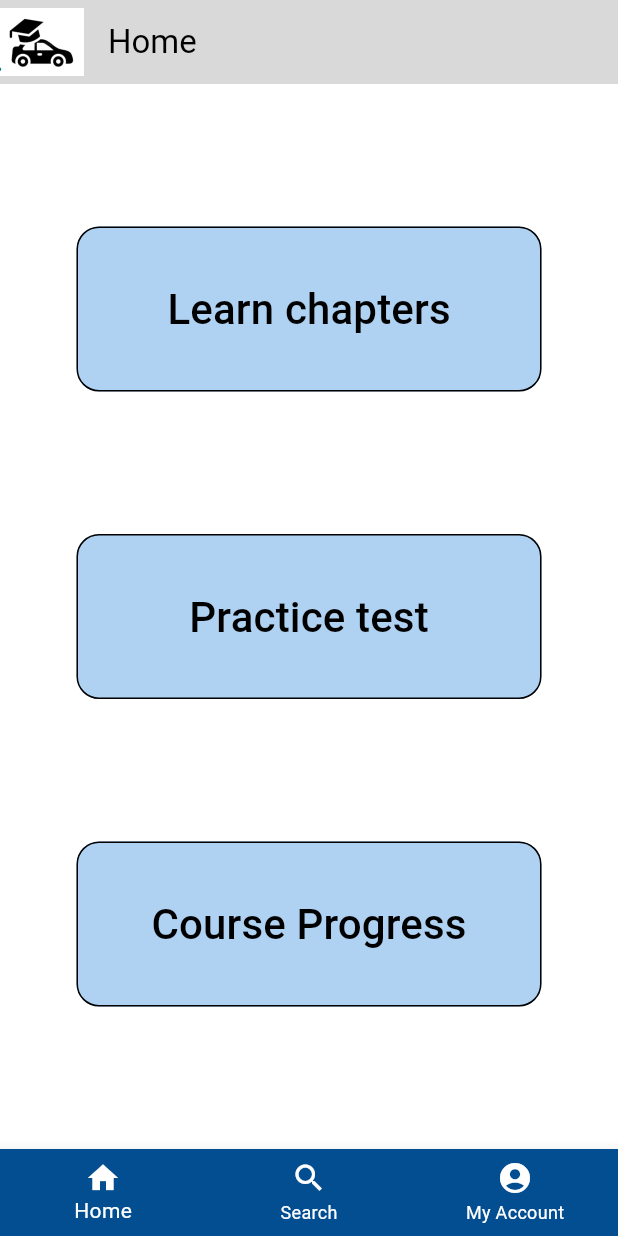
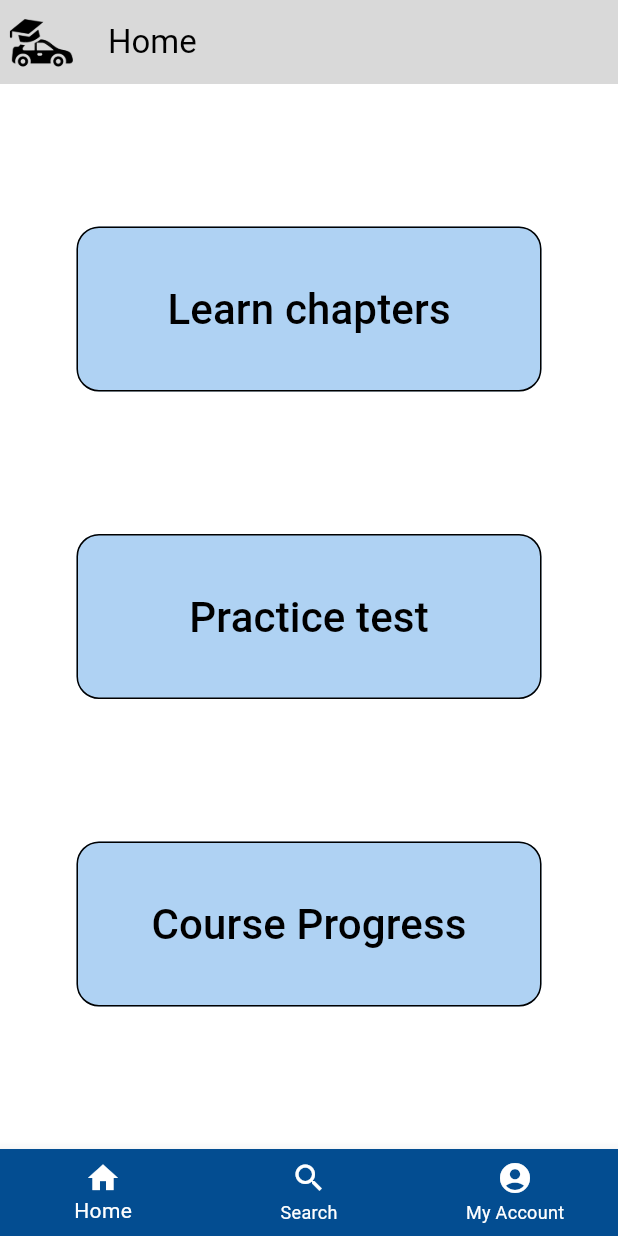
Before and after one commit to saranshahuja/roadschool, a Flutter app: the screen it shows after launch, on a phone screen of 412 x 824 dp. Run offline on Flutter 3.47's test engine with Material 2 defaults, Android fonts, the phone set to English and light mode, and no system bars; our stand-ins replace firebase_core, google_fonts; accounts and stored records are empty.

Commit message:
updated the icon of the main image

```diff
--- a/lib/Pages/Homepage.dart
+++ b/lib/Pages/Homepage.dart
@@ -8,7 +8,7 @@ class HomePage extends StatelessWidget {
     return Scaffold(
       appBar: AppBar(
           backgroundColor: Color(0xFFD9D9D9),
-          leading: Image.asset('assets/images/image-2.png', width: 40, height: 40), // Adjust width and height
+          leading: Image.asset('assets/images/iconwtbg.png', width: 40, height: 40), // Adjust width and height
           title: const Text('Home',
             style: TextStyle(color: Colors.black),
           )),
--- a/pubspec.yaml
+++ b/pubspec.yaml
@@ -91,3 +91,8 @@ flutter:
   #
   # For details regarding fonts from package dependencies,
   # see https://flutter.dev/custom-fonts/#from-packages
+assets:
+  - assets/SplashScreen/image-5-bg.png
+  - assets/SplashScreen/image-4-bg.png
+  - assets/SplashScreen/image-3-bg.png
+  - assets/SplashScreen/image-2.png
```
Also changed, not shown: lib/Pages/SplashScreen.dart (+4 -4 lines), assets/images/iconwtbg.png (added), lib/firebase_options.dart, 1 other file.
